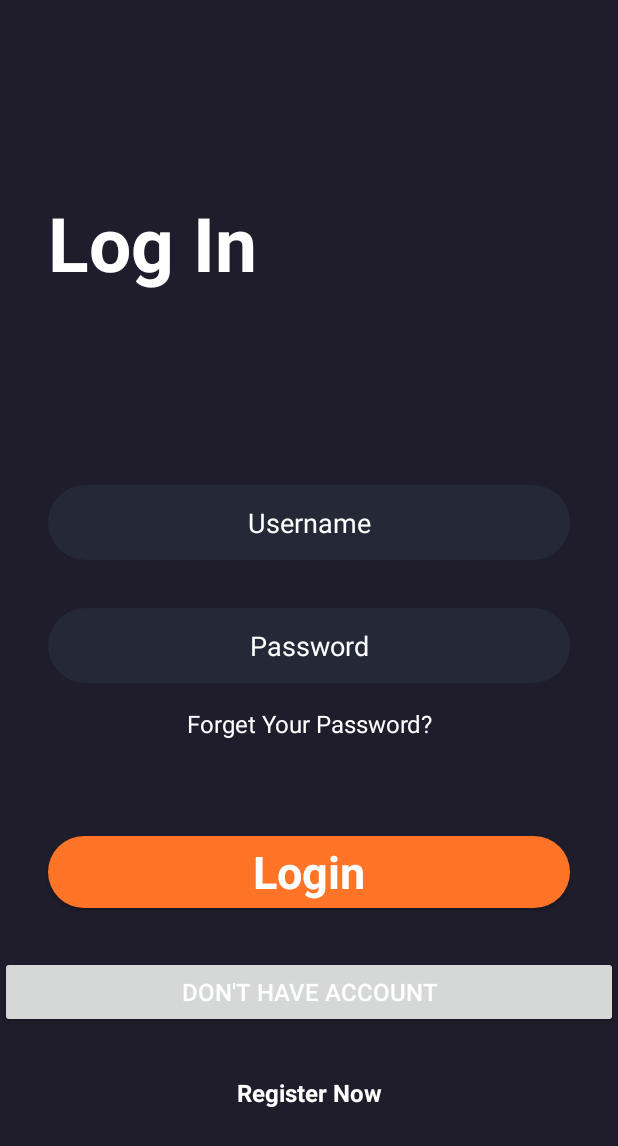
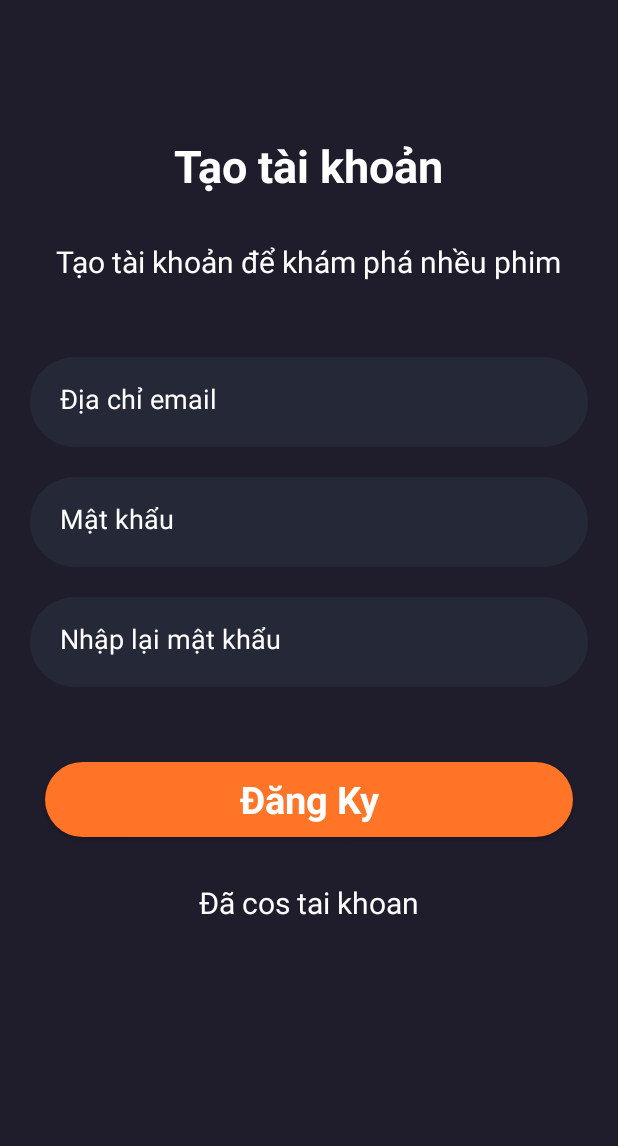
Before and after one commit to DuocVL/MovieApp, an Android app built with Jetpack Compose: the LoginActivity screen opened directly, with no data from a screen before it, after a tap on "DON'T HAVE ACCOUNT", on a phone screen of 412 x 824 dp. Shown: the top 1146 px of the screen. Run offline under Robolectric (Android 15) with nearby library versions, the phone set to English and light mode, and no system bars; our stand-ins replace Firebase (no records; nobody signed in at launch, a user with empty details on screens opened directly).

Commit message:
Sua giao dien activity_signup.xml

```diff
--- a/app/src/main/java/com/example/movieapp/Activities/IntroActivity.kt
+++ b/app/src/main/java/com/example/movieapp/Activities/IntroActivity.kt
@@ -19,8 +19,8 @@ class IntroActivity : ComponentActivity() {
         val getStartBt : Button = findViewById(R.id.getStartBt)
         getStartBt.setOnClickListener {
             Toast.makeText(this,"Button Clicked!",Toast.LENGTH_SHORT).show()
-            val intent = Intent(this, LoginActivity::class.java)
-            //val intent = Intent(this,SignUpActivity::class.java)
+            //val intent = Intent(this, LoginActivity::class.java)
+            val intent = Intent(this,SignupActivity::class.java)
             startActivity(intent)
         }
     }
--- a/app/src/main/java/com/example/movieapp/Activities/LoginActivity.kt
+++ b/app/src/main/java/com/example/movieapp/Activities/LoginActivity.kt
@@ -4,7 +4,6 @@ import android.content.Intent
 import android.os.Bundle
 import android.widget.Button
 import android.widget.EditText
-import android.widget.TextView
 import android.widget.Toast
 import androidx.activity.enableEdgeToEdge
 import androidx.appcompat.app.AppCompatActivity
@@ -26,10 +25,10 @@ class LoginActivity : AppCompatActivity() {
         donHaveAccount = findViewById(R.id.donAccount)
         donHaveAccount.setOnClickListener{
             Toast.makeText(this,"da nhan",Toast.LENGTH_SHORT).show()
-            val intent = Intent(this,SignUpActivity::class.java)
+            val intent = Intent(this,SignupActivity::class.java)
             Toast.makeText(this,"da xong",Toast.LENGTH_SHORT).show()
             startActivity(intent)
-
+            finish()
         }
         loginButton.setOnClickListener {
             if(userEdt.text.toString().isEmpty() || passEdt.text.toString().isEmpty()){
--- a/app/src/main/java/com/example/movieapp/Activities/MainActivity.kt
+++ b/app/src/main/java/com/example/movieapp/Activities/MainActivity.kt
@@ -32,7 +32,5 @@ class MainActivity : AppCompatActivity() {
         // Thiết lập ViewPager2
         val adapter = ImagePagerAdapter(imageUrls)
         binding.viewPager.adapter = adapter
-
-        setContentView(R.layout.activity_main)
     }
 }
--- /dev/null
+++ b/app/src/main/java/com/example/movieapp/Activities/SignupActivity.kt
@@ -0,0 +1,29 @@
+package com.example.movieapp.Activities
+
+import android.R.attr
+import android.os.Bundle
+import android.util.Log
+import android.util.Patterns
+import android.widget.Toast
+import androidx.appcompat.app.AppCompatActivity
+import com.example.movieapp.databinding.ActivitySignupBinding
+import com.google.android.gms.tasks.Task
+import com.google.firebase.auth.AuthResult
+import com.google.firebase.auth.FirebaseAuth
+
+
+class SignupActivity : AppCompatActivity() {
+
+    private lateinit var binding: ActivitySignupBinding
+    private lateinit var firebaseAuth: FirebaseAuth
+
+    override fun onCreate(savedInstanceState: Bundle?) {
+        super.onCreate(savedInstanceState)
+        binding = ActivitySignupBinding.inflate(layoutInflater)
+        setContentView(binding.root)
+
+        firebaseAuth = FirebaseAuth.getInstance()
+
+
+    }
+}
--- a/app/src/main/res/drawable/edittext_background.xml
+++ b/app/src/main/res/drawable/edittext_background.xml
@@ -3,7 +3,7 @@
 <item>
     <shape android:shape="rectangle">
         <solid android:color="@color/dark_blue"/>
-        <corners android:radius="50sp" />
+        <corners android:radius="40sp" />
     </shape>
 </item>
 </selector>
--- a/app/src/main/res/layout/activity_login.xml
+++ b/app/src/main/res/layout/activity_login.xml
@@ -32,13 +32,13 @@
             <EditText
                 android:id="@+id/editTextUser"
                 android:layout_width="match_parent"
-                android:layout_height="50dp"
+                android:layout_height="60dp"
                 android:hint="Username"
-                android:textAlignment="center"
                 android:textColor="@color/white"
                 android:textColorHint="@color/white"
                 android:ems="10"
                 android:background="@drawable/edittext_background"
+                android:padding="20dp"
                 android:layout_marginTop="128dp"
                 android:layout_marginStart="32dp"
                 android:layout_marginEnd="32dp"
@@ -46,9 +46,8 @@
             <EditText
                 android:id="@+id/editTextPassword"
                 android:layout_width="match_parent"
-                android:layout_height="50dp"
+                android:layout_height="60dp"
                 android:hint="Password"
-                android:textAlignment="center"
                 android:textColor="@color/white"
                 android:textColorHint="@color/white"
                 android:ems="10"
@@ -56,6 +55,7 @@
                 android:layout_marginTop="32dp"
                 android:layout_marginStart="32dp"
                 android:layout_marginEnd="32dp"
+                android:padding="20dp"
                 android:inputType="textPassword" />
 
             <TextView
@@ -72,7 +72,7 @@
                 android:id="@+id/LoginButton"
                 style="@android:style/Widget.Button"
                 android:layout_width="match_parent"
-                android:layout_height="48dp"
+                android:layout_height="50dp"
                 android:layout_marginStart="32dp"
                 android:layout_marginTop="64dp"
                 android:layout_marginEnd="32dp"
--- /dev/null
+++ b/app/src/main/res/layout/activity_signup.xml
@@ -0,0 +1,141 @@
+<?xml version="1.0" encoding="utf-8"?>
+<androidx.constraintlayout.widget.ConstraintLayout xmlns:android="http://schemas.android.com/apk/res/android"
+    xmlns:app="http://schemas.android.com/apk/res-auto"
+    xmlns:tools="http://schemas.android.com/tools"
+    android:layout_width="match_parent"
+    android:layout_height="match_parent"
+    android:orientation="vertical"
+    android:gravity="center"
+    android:background="@color/main_color"
+    android:layout_gravity="center"
+    android:fitsSystemWindows="true"
+    tools:context=".Activities.SignupActivity">
+
+    <androidx.constraintlayout.widget.ConstraintLayout
+        android:id="@+id/header_title"
+        android:layout_width="match_parent"
+        android:layout_height="wrap_content"
+        android:layout_marginTop="60dp"
+        app:layout_constraintEnd_toEndOf="parent"
+        app:layout_constraintStart_toStartOf="parent"
+        app:layout_constraintTop_toTopOf="parent">
+
+        <TextView
+            android:id="@+id/header"
+            android:layout_width="wrap_content"
+            android:layout_height="wrap_content"
+            android:layout_marginTop="30dp"
+            android:text="Tạo tài khoản"
+            android:textColor="@color/white"
+            android:textSize="30dp"
+            android:textStyle="bold"
+            app:layout_constraintEnd_toEndOf="parent"
+            app:layout_constraintStart_toStartOf="parent"
+            app:layout_constraintTop_toTopOf="parent" />
+
+        <TextView
+            android:id="@+id/title"
+            android:layout_width="wrap_content"
+            android:layout_height="wrap_content"
+            android:layout_marginTop="30dp"
+            android:text="Tạo tài khoản để khám phá nhều phim"
+            android:textColor="@color/white"
+            android:textSize="20dp"
+            app:layout_constraintEnd_toEndOf="parent"
+            app:layout_constraintStart_toStartOf="parent"
+            app:layout_constraintTop_toBottomOf="@+id/header" />
+
+    </androidx.constraintlayout.widget.ConstraintLayout>
+
+    <androidx.constraintlayout.widget.ConstraintLayout
+        android:id="@+id/form"
+        android:layout_width="match_parent"
+        android:layout_height="wrap_content"
+        android:layout_marginTop="30dp"
+        app:layout_constraintEnd_toEndOf="parent"
+        app:layout_constraintStart_toStartOf="parent"
+        app:layout_constraintTop_toBottomOf="@id/header_title">
+
+        <EditText
+            android:id="@+id/editTextEmailAddress"
+            android:layout_width="0dp"
+            android:layout_height="60dp"
+            android:layout_marginStart="20dp"
+            android:layout_marginTop="20dp"
+            android:layout_marginEnd="20dp"
+            android:background="@drawable/edittext_background"
+            android:ems="10"
+            android:hint="Địa chỉ email"
+            android:inputType="textEmailAddress"
+            android:padding="20dp"
+            android:textColorHint="@color/white"
+            app:layout_constraintEnd_toEndOf="parent"
+            app:layout_constraintStart_toStartOf="parent"
+            app:layout_constraintTop_toTopOf="parent" />
+
+        <EditText
+            android:id="@+id/editTextPassword"
+            android:background="@drawable/edittext_background"
+            android:layout_width="0dp"
+            android:layout_height="60dp"
+            android:padding="20dp"
+            android:layout_marginStart="20dp"
+            android:layout_marginTop="20dp"
+            android:layout_marginEnd="20dp"
+            android:ems="10"
+            android:inputType="textPassword"
+            android:hint="Mật khẩu"
+            android:textColorHint="@color/white"
+            app:layout_constraintEnd_toEndOf="parent"
+            app:layout_constraintStart_toStartOf="parent"
+            app:layout_constraintTop_toBottomOf="@id/editTextEmailAddress" />
+
+        <EditText
+            android:id="@+id/editTextConfirmPassword"
+            android:background="@drawable/edittext_background"
+            android:layout_width="0dp"
+            android:layout_height="60dp"
+            android:padding="20dp"
+            android:layout_marginStart="20dp"
+            android:layout_marginTop="20dp"
+            android:layout_marginEnd="20dp"
+            android:ems="10"
+            android:inputType="textPassword"
+            android:hint="Nhập lại mật khẩu"
+            android:textColorHint="@color/white"
+            app:layout_constraintEnd_toEndOf="parent"
+            app:layout_constraintStart_toStartOf="parent"
+            app:layout_constraintTop_toBottomOf="@id/editTextPassword" />
+    </androidx.constraintlayout.widget.ConstraintLayout>
+
+    <androidx.appcompat.widget.AppCompatButton
+        android:id="@+id/signUp"
+        style="@android:style/Widget.Button"
+        android:layout_width="0dp"
+        android:layout_height="50dp"
+        android:layout_marginStart="30dp"
+        android:layout_marginTop="50dp"
+        android:layout_marginEnd="30dp"
+        android:background="@drawable/orange_button_background"
+        android:text="Đăng Ky"
+        android:textAppearance="@style/TextAppearance.AppCompat.Small"
+        android:textColor="@color/white"
+        android:textStyle="bold"
+        android:textSize="25dp"
+        app:layout_constraintEnd_toEndOf="parent"
+        app:layout_constraintStart_toStartOf="parent"
+        app:layout_constraintTop_toBottomOf="@+id/form" />
+
+    <TextView
+        android:id="@+id/haveAccount"
+        android:layout_width="wrap_content"
+        android:layout_height="wrap_content"
+        android:layout_marginTop="30dp"
+        android:text="Đã cos tai khoan"
+        android:textColor="@color/white"
+        android:textSize="20dp"
+        app:layout_constraintEnd_toEndOf="parent"
+        app:layout_constraintStart_toStartOf="parent"
+        app:layout_constraintTop_toBottomOf="@+id/signUp" />
+
+</androidx.constraintlayout.widget.ConstraintLayout>
--- a/build.gradle.kts
+++ b/build.gradle.kts
@@ -1,6 +1,5 @@
 // Top-level build file where you can add configuration options common to all sub-projects/modules.
 plugins {
     alias(libs.plugins.android.application) apply false
-    alias(libs.plugins.kotlin.android) apply false
-    alias(libs.plugins.google.gms.google.services) apply false
+    id("com.google.gms.google-services") version "4.4.2" apply false
 }
```
Also changed, not shown: app/build.gradle.kts (+16 -9 lines), app/src/main/AndroidManifest.xml (+10 -7 lines), app/src/main/java/com/example/movieapp/Activities/SignUpActivity.kt (deleted, +0 -50 lines), app/src/main/res/layout/activity_sign_up.xml (deleted, +0 -40 lines), gradle/libs.versions.toml (+18 -4 lines), 1 other file.
